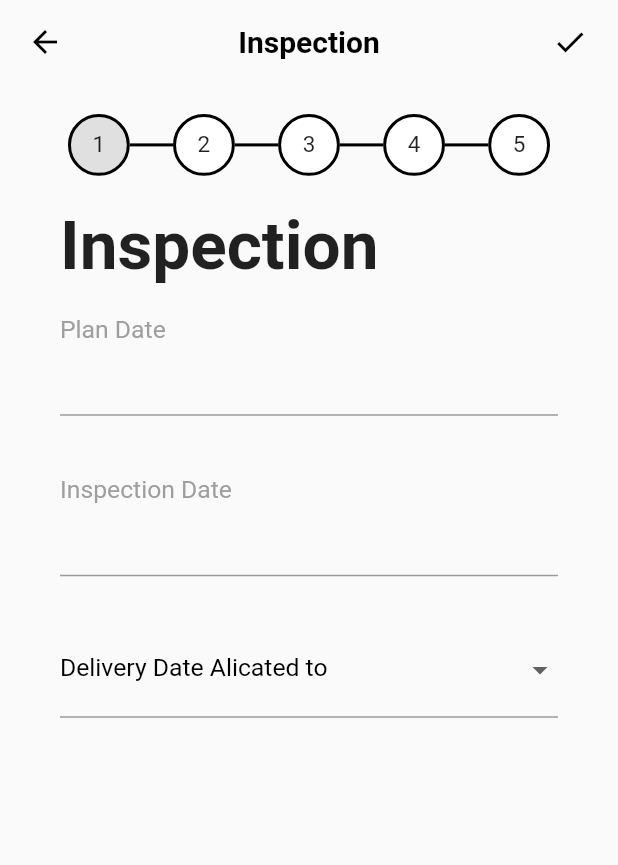
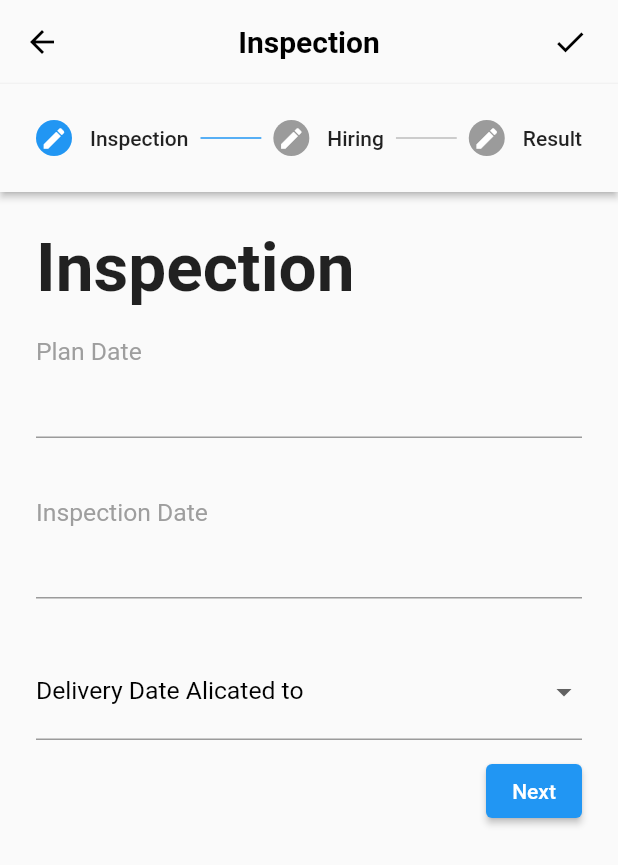
Before and after one commit to avirupchakraborty05/oddo-app, a Flutter app: the HomePage screen opened directly, after a tap on the "add" icon, on a phone screen of 412 x 824 dp. Shown: the top 865 px of the screen. Run offline on Flutter 3.47's test engine with Material 2 defaults, Android fonts, the phone set to English and light mode, and no system bars; our stand-ins replace table_calendar; missing offline and left inert: dart:ffi.

Commit message:
Oddo_one

```diff
--- a/lib/screens/home_screen/home.dart
+++ b/lib/screens/home_screen/home.dart
@@ -1,4 +1,5 @@
 import 'package:flutter/material.dart';
+import 'package:oddo_app/screens/other_pages/addtask.dart';
 import 'package:oddo_app/screens/other_pages/firstpage.dart';
 import 'package:oddo_app/screens/other_pages/secondPage.dart';
 import 'package:oddo_app/screens/other_pages/thirdpage.dart';
@@ -29,7 +30,7 @@ class _HomePageState extends State<HomePage> with TickerProviderStateMixin {
       floatingActionButton: FloatingActionButton.small(
         onPressed: () {
           Navigator.of(context)
-              .push(MaterialPageRoute(builder: (ctx) => MySecondPage()));
+              .push(MaterialPageRoute(builder: (ctx) => AddTaskPage()));
         },
         backgroundColor: Colors.blue.shade200,
         child: Icon(
--- /dev/null
+++ b/lib/screens/other_pages/addtask.dart
@@ -0,0 +1,161 @@
+import 'package:flutter/material.dart';
+import 'package:oddo_app/screens/home_screen/home.dart';
+import 'package:oddo_app/screens/other_pages/secondPage.dart';
+import 'package:oddo_app/screens/other_pages/thirdpage.dart';
+
+import 'firstpage.dart';
+
+class AddTaskPage extends StatefulWidget {
+  AddTaskPage({Key? key}) : super(key: key);
+
+  @override
+  State<AddTaskPage> createState() => _AddTaskPageState();
+}
+
+class _AddTaskPageState extends State<AddTaskPage> {
+  int _currentStep = 0;
+  var pages = [_InspectionForm(), _HiringForm(), _ResultForm()];
+  _stepState(int step) {
+    if (_currentStep > step) {
+      return StepState.complete;
+    } else {
+      return StepState.editing;
+    }
+  }
+
+  // ignore: prefer_final_fields
+
+  @override
+  Widget build(BuildContext context) {
+    List<Step> _steps = [
+      Step(
+        title: Text('Inspection'),
+        content: pages[0],
+        state: _stepState(0),
+        isActive: _currentStep == 0,
+      ),
+      Step(
+        title: Text('Hiring'),
+        content: pages[1],
+        state: _stepState(1),
+        isActive: _currentStep == 1,
+      ),
+      Step(
+        title: Text('Result'),
+        content: pages[2],
+        state: _stepState(2),
+        isActive: _currentStep == 2,
+      )
+    ];
+    return Scaffold(
+      appBar: AppBar(
+        backgroundColor: Colors.transparent,
+        elevation: 0,
+        centerTitle: true,
+        title: const Text(
+          'Inspection',
+          style: TextStyle(color: Colors.black, fontWeight: FontWeight.bold),
+        ),
+        leading: InkWell(
+          child: const Icon(
+            Icons.arrow_back,
+            color: Colors.black,
+          ),
+          onTap: () {
+            Navigator.pop(context);
+          },
+        ),
+        actions: <Widget>[
+          InkWell(
+              child: const Icon(
+                Icons.check,
+                color: Colors.black,
+              ),
+              onTap: () {
+                Navigator.push(context,
+                    MaterialPageRoute(builder: (context) => HomePage()));
+              }),
+          const Padding(padding: EdgeInsets.only(right: 20)),
+        ],
+      ),
+      body: SafeArea(
+        child: Stepper(
+          steps: _steps,
+          type: StepperType.horizontal,
+          controlsBuilder: (BuildContext context, ControlsDetails controls) {
+            return Padding(
+              padding: EdgeInsets.symmetric(vertical: 10),
+              child: Row(
+                mainAxisAlignment: _currentStep == 0
+                    ? MainAxisAlignment.end
+                    : _currentStep == _steps.length - 1
+                        ? MainAxisAlignment.start
+                        : MainAxisAlignment.spaceBetween,
+                children: [
+                  if (_currentStep != 0)
+                    ElevatedButton(
+                      // onPressed: controls.onStepContinue,
+                      // child: Text("Next"),
+                      onPressed: controls.onStepCancel,
+                      child: Text('Back'),
+                    ),
+                  if (_currentStep != _steps.length - 1)
+                    ElevatedButton(
+                      // onPressed: controls.onStepCancel,
+                      // child: Text('Back'),
+                      onPressed: controls.onStepContinue,
+
+                      child: Text("Next"),
+                    )
+                ],
+              ),
+            );
+          },
+          onStepTapped: (step) => setState(() => _currentStep = step),
+          onStepContinue: () {
+            setState(() {
+              if (_currentStep < _steps.length - 1) {
+                _currentStep += 1;
+              } else {
+                _currentStep = 0;
+              }
+            });
+          },
+          onStepCancel: () {
+            setState(() {
+              if (_currentStep > 0) {
+                _currentStep -= 1;
+              } else {
+                _currentStep = 0;
+              }
+            });
+          },
+          currentStep: _currentStep,
+        ),
+      ),
+    );
+  }
+}
+
+class _InspectionForm extends StatelessWidget {
+  @override
+  Widget build(BuildContext context) {
+    return MySecondPage();
+  }
+}
+
+class _HiringForm extends StatelessWidget {
+  @override
+  Widget build(BuildContext context) {
+    // throw UnimplementedError();
+    return MyThirdPage();
+  }
+}
+
+class _ResultForm extends StatelessWidget {
+  @override
+  Widget build(BuildContext context) {
+    // throw UnimplementedError();
+    return MyFirstPage();
+  }
+}
--- a/lib/screens/other_pages/firstpage.dart
+++ b/lib/screens/other_pages/firstpage.dart
@@ -7,45 +7,47 @@ class MyFirstPage extends StatelessWidget {
 
   @override
   Widget build(BuildContext context) {
-    return Scaffold(
-      appBar: AppBar(
-        backgroundColor: Colors.transparent,
-        elevation: 0,
-        title: const Text(
-          'Inspection',
-          style: TextStyle(color: Colors.black, fontWeight: FontWeight.bold),
-        ),
-        centerTitle: true,
-        leading: InkWell(
-          child: const Icon(
-            Icons.arrow_back,
-            color: Colors.black,
-          ),
-          onTap: () {
-            Navigator.pop(context);
-          },
-        ),
-        leadingWidth: 60,
-        actions: <Widget>[
-          InkWell(
-              child: const Icon(
-                Icons.check,
-                color: Colors.black,
-              ),
-              onTap: () {
-                Navigator.push(context,
-                    MaterialPageRoute(builder: (context) => HomePage()));
-              }),
-          const Padding(padding: EdgeInsets.only(right: 20)),
-        ],
-      ),
-      body: Container(
-        padding: const EdgeInsets.symmetric(horizontal: 40),
+    return
+        // appBar: AppBar(
+        //   backgroundColor: Colors.transparent,
+        //   elevation: 0,
+        //   title: const Text(
+        //     'Inspection',
+        //     style: TextStyle(color: Colors.black, fontWeight: FontWeight.bold),
+        //   ),
+        //   centerTitle: true,
+        //   leading: InkWell(
+        //     child: const Icon(
+        //       Icons.arrow_back,
+        //       color: Colors.black,
+        //     ),
+        //     onTap: () {
+        //       Navigator.pop(context);
+        //     },
+        //   ),
+        //   leadingWidth: 60,
+        //   actions: <Widget>[
+        //     InkWell(
+        //         child: const Icon(
+        //           Icons.check,
+        //           color: Colors.black,
+        //         ),
+        //         onTap: () {
+        //           Navigator.push(context,
+        //               MaterialPageRoute(builder: (context) => HomePage()));
+        //         }),
+        //     const Padding(padding: EdgeInsets.only(right: 20)),
+        //   ],
+        // ),
+        Column(
+      children: [
+        Container(
+          padding: const EdgeInsets.symmetric(horizontal: 0),
           child: Column(
             crossAxisAlignment: CrossAxisAlignment.start,
             children: <Widget>[
               /**          Number palette            **/
-            numberPalette(context, 3),
+              // numberPalette(context, 3),
               /**          Overall Result Text            **/
               const Text(
                 "Overall Result",
@@ -82,6 +84,7 @@ class MyFirstPage extends StatelessWidget {
             ],
           ),
         ),
+      ],
     );
   }
 }
--- a/lib/screens/other_pages/secondPage.dart
+++ b/lib/screens/other_pages/secondPage.dart
@@ -15,45 +15,45 @@ class _MySecondPageState extends State<MySecondPage> {
   Widget build(BuildContext context) {
     TextEditingController inspectionDate = TextEditingController();
     TextEditingController planDate = TextEditingController();
-    return Scaffold(
-      appBar: AppBar(
-        backgroundColor: Colors.transparent,
-        elevation: 0,
-        title: const Text(
-          'Inspection',
-          style: TextStyle(color: Colors.black, fontWeight: FontWeight.bold),
-        ),
-        centerTitle: true,
-        leading: InkWell(
-          child: const Icon(
-            Icons.arrow_back,
-            color: Colors.black,
-          ),
-          onTap: () {
-            Navigator.pop(context);
-          },
-        ),
-        leadingWidth: 60,
-        actions: <Widget>[
-          InkWell(
-              child: const Icon(
-                Icons.check,
-                color: Colors.black,
-              ),
-              onTap: () {
-                Navigator.push(context,
-                    MaterialPageRoute(builder: (context) => MyThirdPage()));
-              }),
-          const Padding(padding: EdgeInsets.only(right: 20)),
-        ],
-      ),
-      body: Container(
-        padding: const EdgeInsets.symmetric(horizontal: 40),
+    return
+        // appBar: AppBar(
+        //   backgroundColor: Colors.transparent,
+        //   elevation: 0,
+        //   title: const Text(
+        //     'Inspection',
+        //     style: TextStyle(color: Colors.black, fontWeight: FontWeight.bold),
+        //   ),
+        //   centerTitle: true,
+        //   leading: InkWell(
+        //     child: const Icon(
+        //       Icons.arrow_back,
+        //       color: Colors.black,
+        //     ),
+        //     onTap: () {
+        //       Navigator.pop(context);
+        //     },
+        //   ),
+        //   leadingWidth: 60,
+        //   actions: <Widget>[
+        //     InkWell(
+        //         child: const Icon(
+        //           Icons.check,
+        //           color: Colors.black,
+        //         ),
+        //         onTap: () {
+        //           Navigator.push(context,
+        //               MaterialPageRoute(builder: (context) => MyThirdPage()));
+        //         }),
+        //     const Padding(padding: EdgeInsets.only(right: 20)),
+        //   ],
+        // ),
+        Container(
+      padding: const EdgeInsets.symmetric(horizontal: 0),
       child: Column(
         crossAxisAlignment: CrossAxisAlignment.start,
         children: <Widget>[
           /**          Number palette            **/
-            numberPalette(context, 1),
+          // numberPalette(context, 1),
           /**          Inspection Text            **/
           const Text(
             "Inspection",
@@ -121,7 +121,6 @@ class _MySecondPageState extends State<MySecondPage> {
           ),
         ],
       ),
-      ),
     );
   }
 }
```
Also changed, not shown: lib/screens/other_pages/thirdpage.dart (+36 -37 lines). Lines whose indentation alone changed are shown as unchanged.
